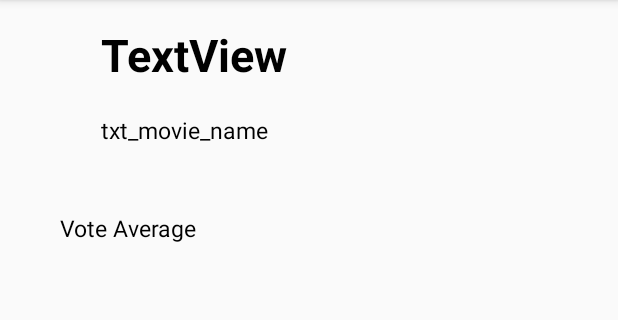
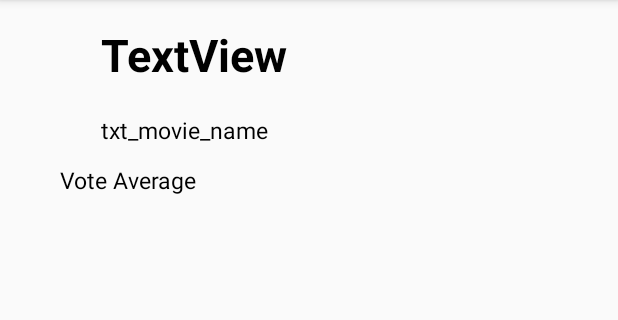
Before and after one commit to senamit2708/NanodegreeMovieApp-master, an Android app: the MovieDetailDescription screen opened directly, with no data from a screen before it, on a phone screen of 412 x 824 dp, the part 84-404 px from its top. Run offline under Robolectric (Android 15) with nearby library versions, the phone set to English and light mode, and no system bars; our stand-ins replace Picasso; pictures from the network do not load; 6 statements that could not run were skipped.

Commit message:
udacity review 4

```diff
--- a/app/src/main/res/layout/activity_movie_detail_description.xml
+++ b/app/src/main/res/layout/activity_movie_detail_description.xml
@@ -50,12 +50,12 @@
     <TextView
         android:id="@+id/txt_movieReleaseDate"
         android:layout_width="278dp"
-        android:layout_height="45dp"
+        android:layout_height="wrap_content"
         android:layout_marginBottom="8dp"
         android:layout_marginTop="8dp"
         android:text="txt_movie_name"
+        android:textColor="@android:color/black"
         android:textSize="15dp"
-        android:textColor="@android:color/black"
         app:layout_constraintBottom_toBottomOf="parent"
         app:layout_constraintLeft_toLeftOf="parent"
         app:layout_constraintRight_toRightOf="parent"
@@ -109,27 +109,28 @@
         android:layout_width="wrap_content"
         android:layout_height="wrap_content"
         android:layout_marginEnd="25dp"
+        android:layout_marginLeft="40dp"
+        android:layout_marginRight="25dp"
         android:layout_marginStart="40dp"
         android:text="Vote Average"
         android:textColor="@android:color/black"
         android:textSize="15dp"
         app:layout_constraintBaseline_toBaselineOf="@+id/movieRating"
         app:layout_constraintEnd_toStartOf="@+id/movieRating"
-        app:layout_constraintStart_toStartOf="parent"
-        android:layout_marginRight="25dp"
-        android:layout_marginLeft="40dp" />
+        app:layout_constraintStart_toStartOf="parent" />
 
     <TextView
         android:id="@+id/movieRating"
         android:layout_width="0dp"
         android:layout_height="wrap_content"
         android:layout_marginEnd="136dp"
-        android:layout_marginTop="20dp"
+        android:layout_marginRight="16dp"
+        android:layout_marginTop="12dp"
         android:textColor="@android:color/black"
         android:textSize="15dp"
         app:layout_constraintEnd_toEndOf="parent"
+        app:layout_constraintRight_toRightOf="parent"
         app:layout_constraintStart_toEndOf="@+id/voteAverage"
-        app:layout_constraintTop_toBottomOf="@+id/txt_movieReleaseDate"
-        android:layout_marginRight="136dp" />
+        app:layout_constraintTop_toBottomOf="@+id/txt_movieReleaseDate" />
 
 </android.support.constraint.ConstraintLayout>
```
